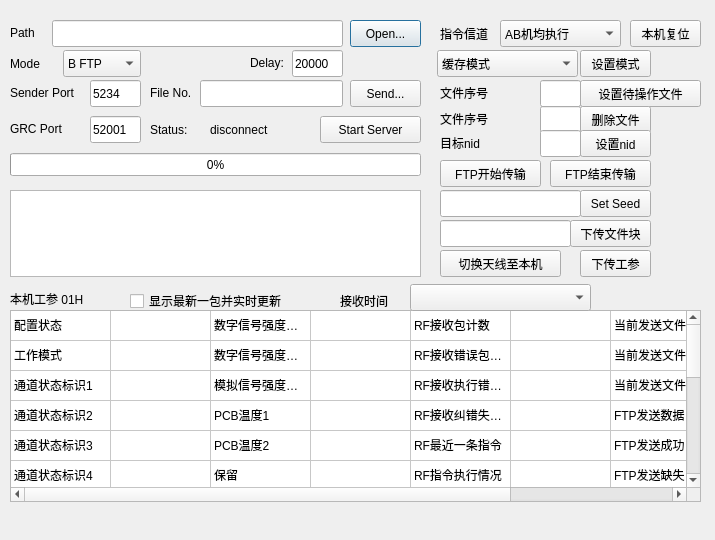
Old version of the form file_send.ui in the repository ArtisticZhao/file_sender_to_GNURadio.
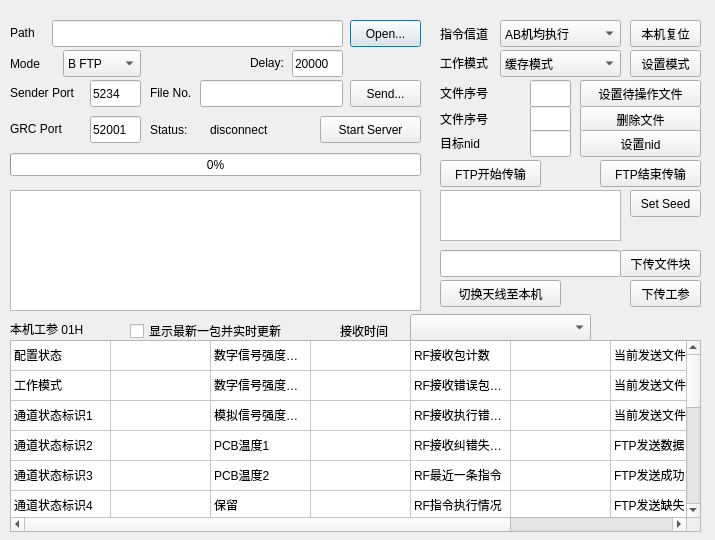
New version of the form.

Diff of the .ui file:
```diff
--- a/file_send.ui
+++ b/file_send.ui
@@ -55,7 +55,7 @@
      <x>10</x>
      <y>190</y>
      <width>411</width>
-     <height>87</height>
+     <height>121</height>
     </rect>
    </property>
   </widget>
@@ -289,7 +289,7 @@
   <widget class="QPushButton" name="set_mode_btn">
    <property name="geometry">
     <rect>
-     <x>580</x>
+     <x>630</x>
      <y>50</y>
      <width>71</width>
      <height>27</height>
@@ -302,9 +302,9 @@
   <widget class="QComboBox" name="comboBox_mode">
    <property name="geometry">
     <rect>
-     <x>437</x>
+     <x>500</x>
      <y>50</y>
-     <width>141</width>
+     <width>121</width>
      <height>27</height>
     </rect>
    </property>
@@ -324,20 +324,10 @@
     </property>
    </item>
   </widget>
-  <widget class="QLineEdit" name="Seed">
-   <property name="geometry">
-    <rect>
-     <x>440</x>
-     <y>190</y>
-     <width>141</width>
-     <height>27</height>
-    </rect>
-   </property>
-  </widget>
   <widget class="QPushButton" name="set_seed_btn">
    <property name="geometry">
     <rect>
-     <x>580</x>
+     <x>630</x>
      <y>190</y>
      <width>71</width>
      <height>27</height>
@@ -363,7 +353,7 @@
   <widget class="QLineEdit" name="prefile_no">
    <property name="geometry">
     <rect>
-     <x>540</x>
+     <x>530</x>
      <y>80</y>
      <width>41</width>
      <height>27</height>
@@ -386,7 +376,7 @@
   <widget class="QLineEdit" name="del_file_no">
    <property name="geometry">
     <rect>
-     <x>540</x>
+     <x>530</x>
      <y>106</y>
      <width>41</width>
      <height>27</height>
@@ -398,7 +388,7 @@
     <rect>
      <x>580</x>
      <y>106</y>
-     <width>71</width>
+     <width>121</width>
      <height>27</height>
     </rect>
    </property>
@@ -424,7 +414,7 @@
     <rect>
      <x>580</x>
      <y>130</y>
-     <width>71</width>
+     <width>121</width>
      <height>27</height>
     </rect>
    </property>
@@ -448,7 +438,7 @@
   <widget class="QLineEdit" name="nid">
    <property name="geometry">
     <rect>
-     <x>540</x>
+     <x>530</x>
      <y>130</y>
      <width>41</width>
      <height>27</height>
@@ -471,7 +461,7 @@
   <widget class="QPushButton" name="FTP_stop_btn">
    <property name="geometry">
     <rect>
-     <x>550</x>
+     <x>600</x>
      <y>160</y>
      <width>101</width>
      <height>27</height>
@@ -484,8 +474,8 @@
   <widget class="QPushButton" name="down_gongcan_btn">
    <property name="geometry">
     <rect>
-     <x>580</x>
-     <y>250</y>
+     <x>630</x>
+     <y>280</y>
      <width>71</width>
      <height>27</height>
     </rect>
@@ -498,7 +488,7 @@
    <property name="geometry">
     <rect>
      <x>440</x>
-     <y>250</y>
+     <y>280</y>
      <width>121</width>
      <height>27</height>
     </rect>
@@ -511,8 +501,8 @@
    <property name="geometry">
     <rect>
      <x>440</x>
-     <y>220</y>
-     <width>131</width>
+     <y>250</y>
+     <width>181</width>
      <height>27</height>
     </rect>
    </property>
@@ -520,8 +510,8 @@
   <widget class="QPushButton" name="down_file_block_btn_4">
    <property name="geometry">
     <rect>
-     <x>570</x>
-     <y>220</y>
+     <x>620</x>
+     <y>250</y>
      <width>81</width>
      <height>27</height>
     </rect>
@@ -547,7 +537,7 @@
    <property name="geometry">
     <rect>
      <x>10</x>
-     <y>290</y>
+     <y>320</y>
      <width>101</width>
      <height>17</height>
     </rect>
@@ -560,7 +550,7 @@
    <property name="geometry">
     <rect>
      <x>10</x>
-     <y>310</y>
+     <y>340</y>
      <width>691</width>
      <height>192</height>
     </rect>
@@ -967,7 +957,7 @@
    <property name="geometry">
     <rect>
      <x>130</x>
-     <y>290</y>
+     <y>320</y>
      <width>201</width>
      <height>22</height>
     </rect>
@@ -980,7 +970,7 @@
    <property name="geometry">
     <rect>
      <x>410</x>
-     <y>284</y>
+     <y>314</y>
      <width>181</width>
      <height>27</height>
     </rect>
@@ -990,7 +980,7 @@
    <property name="geometry">
     <rect>
      <x>340</x>
-     <y>290</y>
+     <y>320</y>
      <width>71</width>
      <height>21</height>
     </rect>
@@ -1024,6 +1014,29 @@
     </property>
    </item>
   </widget>
+  <widget class="QLabel" name="label_14">
+   <property name="geometry">
+    <rect>
+     <x>440</x>
+     <y>54</y>
+     <width>71</width>
+     <height>17</height>
+    </rect>
+   </property>
+   <property name="text">
+    <string>工作模式</string>
+   </property>
+  </widget>
+  <widget class="QTextEdit" name="Seed">
+   <property name="geometry">
+    <rect>
+     <x>440</x>
+     <y>190</y>
+     <width>181</width>
+     <height>51</height>
+    </rect>
+   </property>
+  </widget>
  </widget>
  <resources/>
  <connections/>
```
